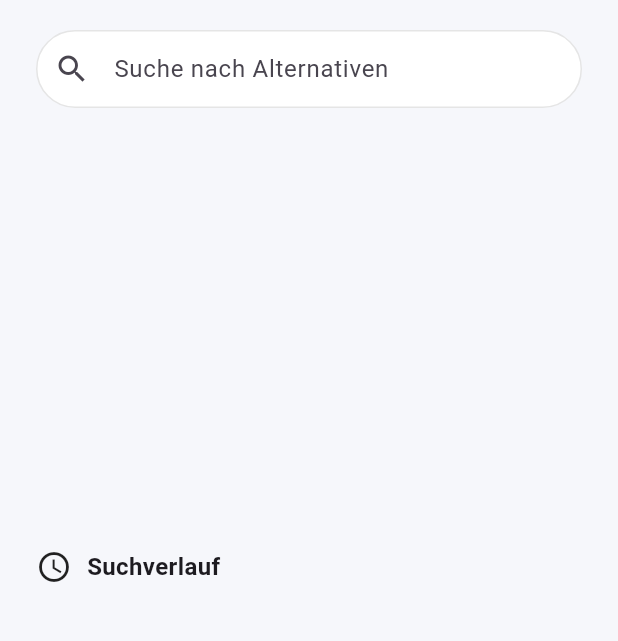
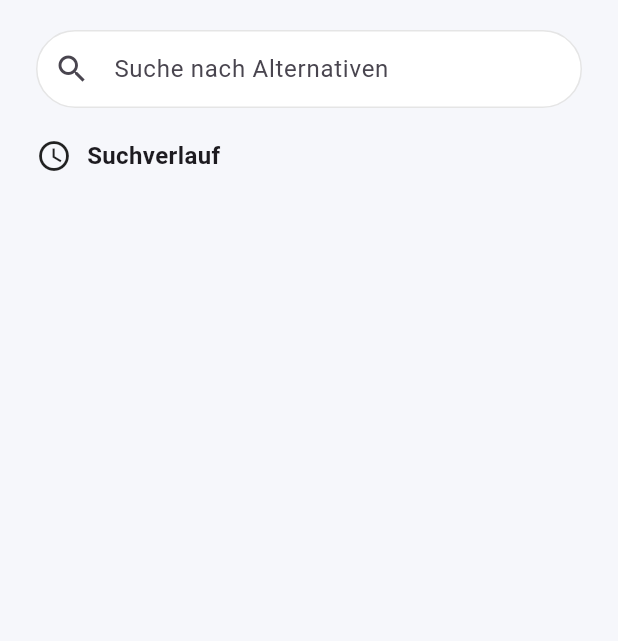
Before and after one commit to carlvv/YourAlternative, a Flutter app: the screen it shows after launch, on a phone screen of 412 x 824 dp, the part 84-725 px from its top. Run offline on Flutter 3.47's test engine with Material 3 defaults, Android fonts, the phone set to English and light mode, and no system bars.

Commit message:
Update common.dart, main.dart, and landingpage.dart

```diff
--- a/lib/common.dart
+++ b/lib/common.dart
@@ -3,10 +3,6 @@ import 'package:flutter/material.dart';
 int _HIGHEST_ID = 0;
 List<Entry> history = [];
 List<Entry> catalog = [];
-
-AppBar createAppBarLanding() {
-  return AppBar(title: Text("YourAlternative"));
-}
 
 AppBar createAppBar(BuildContext context) {
   return AppBar(
--- a/lib/main.dart
+++ b/lib/main.dart
@@ -18,17 +18,6 @@ class YourAlternativeApp extends StatelessWidget {
     return MaterialApp(
       title: 'YourAlternative',
       debugShowCheckedModeBanner: false,
-      /*theme: ThemeData(
-        useMaterial3: true,
-        colorScheme: ColorScheme.light(),
-        textTheme: TextTheme(
-          titleLarge: TextStyle(fontSize: 26, fontWeight: FontWeight.w600),
-          bodyMedium: TextStyle(fontSize: 16),
-        ),
-        iconTheme: IconThemeData(
-          size: 16
-        )
-      ),*/
       theme: buildAppTheme(),
       home: const LandingPage(),
       routes: {
--- a/lib/pages/landingpage.dart
+++ b/lib/pages/landingpage.dart
@@ -14,14 +14,49 @@ class _LandingPageState extends State<LandingPage> {
   @override
   Widget build(BuildContext context) {
     return Scaffold(
-      appBar: createAppBarLanding(),
+      appBar: AppBar(title: Text("YourAlternative")),
       drawer: Drawer(
+        backgroundColor: Theme.of(context).colorScheme.surface,
         child: ListView(
+          padding: EdgeInsets.zero,
           children: [
-            DrawerHeader(child: Center(child: Text("YourAlternative"))),
+            DrawerHeader(
+              decoration: BoxDecoration(
+                color: Theme.of(context).colorScheme.primaryContainer,
+              ),
+              child: Column(
+                crossAxisAlignment: CrossAxisAlignment.start,
+                children: [
+                  const SizedBox(height: 16),
+                  Text(
+                    "YourAlternative",
+                    style: Theme.of(context).textTheme.headlineSmall?.copyWith(
+                      color: Theme.of(context).colorScheme.onPrimaryContainer,
+                      fontWeight: FontWeight.bold,
+                    ),
+                  ),
+                  const Spacer(),
+                  Text(
+                    "v1.0.0",
+                    style: Theme.of(context).textTheme.bodySmall?.copyWith(
+                      color: Theme.of(
+                        context,
+                      ).colorScheme.onPrimaryContainer.withOpacity(0.7),
+                    ),
+                  ),
+                ],
+              ),
+            ),
             ListTile(
-              leading: Icon(Icons.tune),
-              title: Text("Filter"),
+              leading: Icon(
+                Icons.tune,
+                color: Theme.of(context).colorScheme.onSurface,
+              ),
+              title: Text(
+                "Filter",
+                style: Theme.of(context).textTheme.titleMedium,
+              ),
+              trailing: const Icon(Icons.chevron_right),
               onTap: () {
                 Navigator.pushNamed(context, "/filterpage");
               },
@@ -33,7 +68,8 @@ class _LandingPageState extends State<LandingPage> {
         padding: const EdgeInsets.symmetric(horizontal: 24, vertical: 20),
         child: Column(
           children: [
-            Expanded(
+            Flexible(
+              fit: FlexFit.loose,
               child: TextField(
                 onSubmitted: (value) => onSearchChanged(context, value),
                 decoration: const InputDecoration(
@@ -42,6 +78,7 @@ class _LandingPageState extends State<LandingPage> {
                 ),
               ),
             ),
+            const SizedBox(height: 20),
             Row(
               children: [
                 const Icon(Icons.access_time),
@@ -147,9 +184,12 @@ class HistoryTile extends StatelessWidget {
                   ),
                 ),
               ),
-              IconButton(onPressed: () {
-                onSearchChanged(context, title);
-              }, icon: Icon(Icons.search)),
+              IconButton(
+                onPressed: () {
+                  onSearchChanged(context, title);
+                },
+                icon: Icon(Icons.search),
+              ),
             ],
           ),
         ),
```
